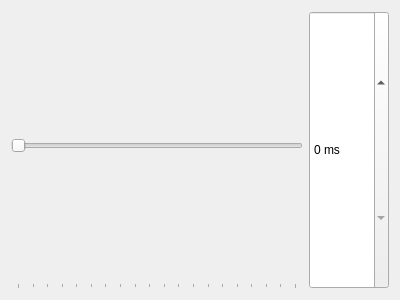
Above: libs/libcore/ui/NumberEntry.ui from mrdeveloperdude/OctoMY before the change. Below: the same form after it.
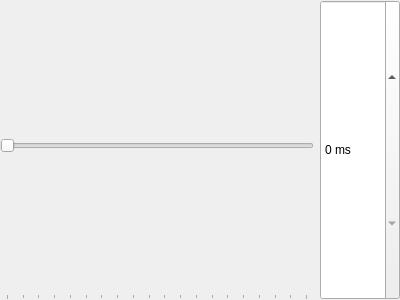
That is the form after the change.

What changed in the file:
```diff
--- a/libs/libcore/ui/NumberEntry.ui
+++ b/libs/libcore/ui/NumberEntry.ui
@@ -14,6 +14,18 @@
    <string>Form</string>
   </property>
   <layout class="QHBoxLayout" name="horizontalLayout">
+   <property name="leftMargin">
+    <number>0</number>
+   </property>
+   <property name="topMargin">
+    <number>0</number>
+   </property>
+   <property name="rightMargin">
+    <number>0</number>
+   </property>
+   <property name="bottomMargin">
+    <number>0</number>
+   </property>
    <item>
     <widget class="QSlider" name="horizontalSlider">
      <property name="sizePolicy">
```
Left out of the diff: 2 changed lines with no effect on the pictures.
